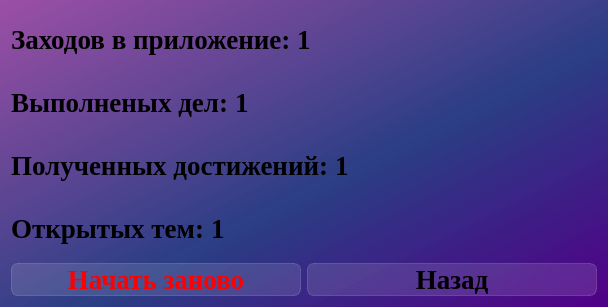
First picture: the form in ui/statistics.ui, repository PsychoPo/SE_GTM, before the edit.
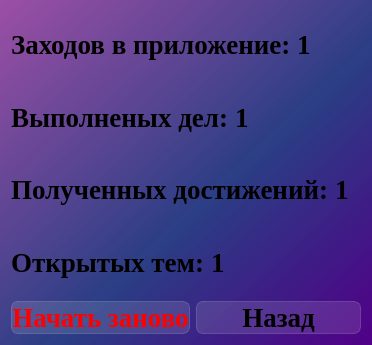
Second picture: the form after the edit.

```diff
--- a/ui/statistics.ui
+++ b/ui/statistics.ui
@@ -6,8 +6,8 @@
    <rect>
     <x>0</x>
     <y>0</y>
-    <width>608</width>
-    <height>307</height>
+    <width>372</width>
+    <height>345</height>
    </rect>
   </property>
   <property name="windowTitle">
```
